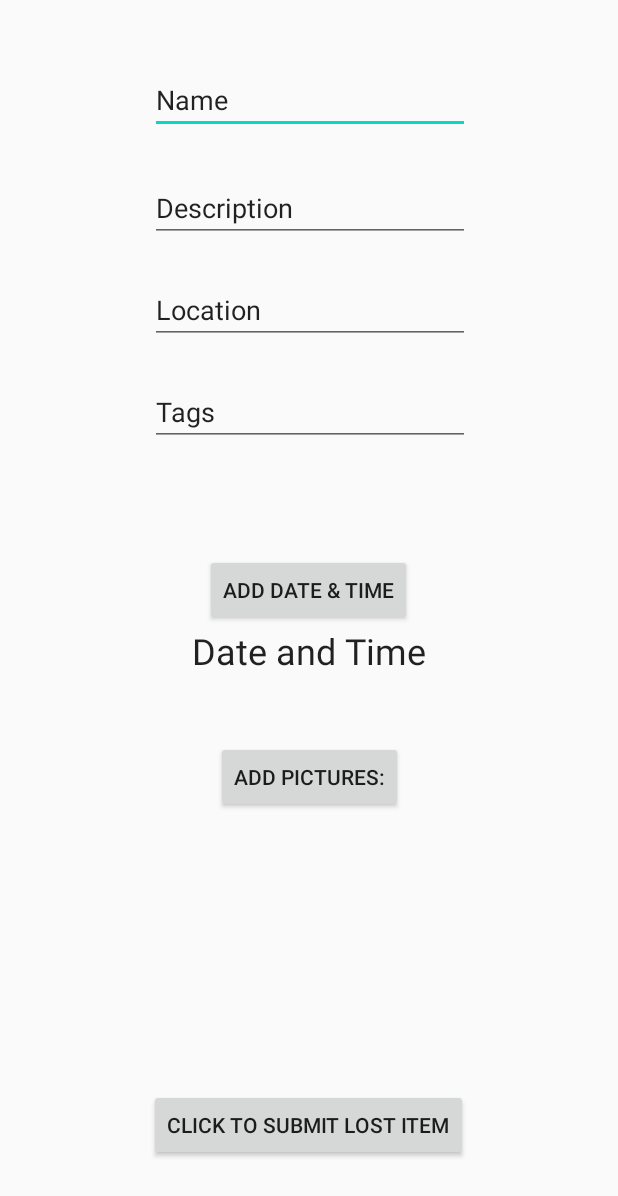
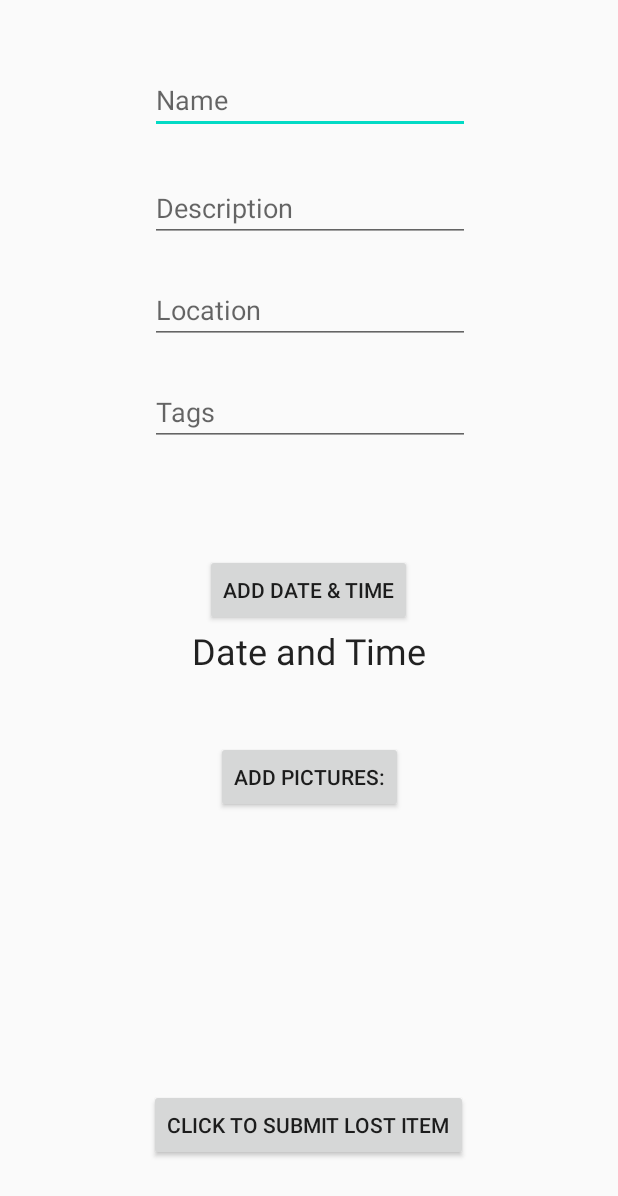
Before and after one commit to vsehgal1/Lost-Found, an Android app: the EnterLostItemActivity screen opened directly, with no data from a screen before it, on a phone screen of 412 x 824 dp. Shown: the top 1196 px of the screen. Run offline under Robolectric (Android 15) with nearby library versions, the phone set to English and light mode, and no system bars; our stand-ins replace Firebase (no records; nobody signed in at launch, a user with empty details on screens opened directly); pictures from the network do not load; 1 statement that could not run was skipped.

Commit message:
making edittexts from enterlostitemactivity with "hint"

```diff
--- a/app/src/main/res/layout/activity_enter_lost_item.xml
+++ b/app/src/main/res/layout/activity_enter_lost_item.xml
@@ -30,7 +30,7 @@
         android:ems="10"
         android:maxLength="140"
         android:inputType="textPersonName"
-        android:text="Name"
+        android:hint="@string/name"
         app:layout_constraintStart_toStartOf="parent"
         app:layout_constraintTop_toTopOf="parent" />
 
@@ -43,7 +43,7 @@
         android:ems="10"
         android:maxLength="140"
         android:inputType="textPersonName"
-        android:text="Description"
+        android:hint="@string/description"
         app:layout_constraintStart_toStartOf="parent"
         app:layout_constraintTop_toTopOf="parent" />
 
@@ -56,7 +56,7 @@
         android:ems="10"
         android:inputType="textPersonName"
         android:maxLength="140"
-        android:text="Location"
+        android:hint="@string/location"
         app:layout_constraintStart_toStartOf="parent"
         app:layout_constraintTop_toTopOf="parent" />
 
@@ -68,7 +68,7 @@
         android:layout_marginTop="252dp"
         android:ems="10"
         android:inputType="textPersonName"
-        android:text="Tags"
+        android:hint="@string/tags"
         app:layout_constraintStart_toStartOf="parent"
         app:layout_constraintTop_toTopOf="parent" />
 
--- a/app/src/main/res/values/strings.xml
+++ b/app/src/main/res/values/strings.xml
@@ -31,7 +31,11 @@
     <string name="password2">Password:</string>
     <string name="full_name">Full Name:</string>
     <string name="phone">Phone #:</string>
->>>>>>> 73f6deea7b5dd6e916a0736c2760cd1bcb0985f5
+    <string name="name">Name</string>
+    <string name="description">Description</string>
+    <string name="tags">Tags</string>
+    <string name="location">Location</string>
+    >>>>>>> 73f6deea7b5dd6e916a0736c2760cd1bcb0985f5
 
 
 </resources>
```
